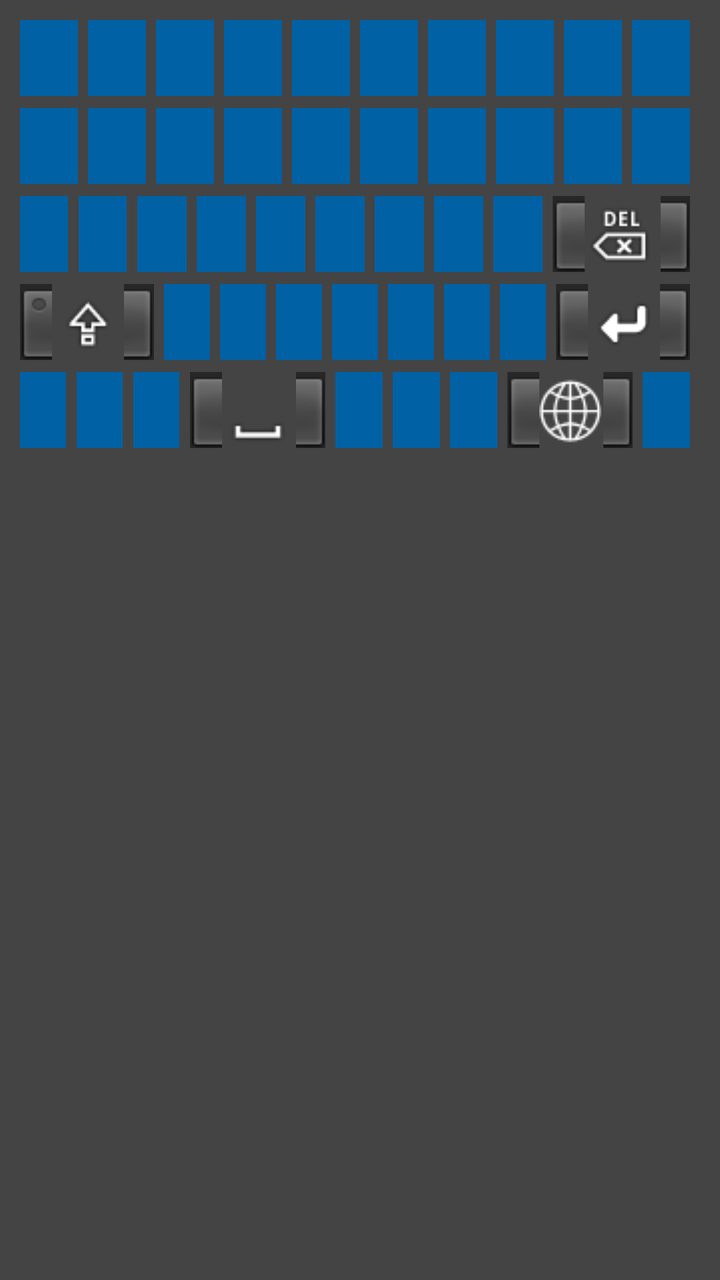
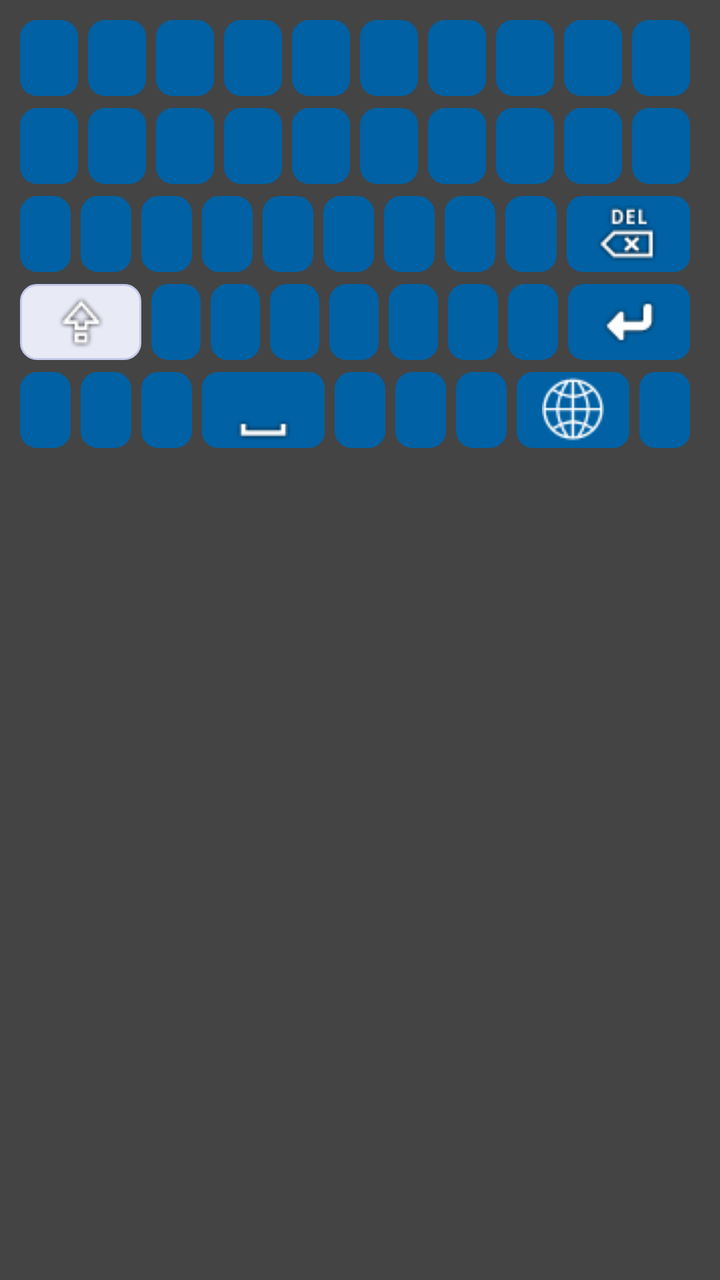

Compare the two renders of this Android layout. The source of the first and the diff that turns it into the second are given below.
<!-- AndroidManifest.xml: application theme AppTheme -->
<!-- res/layout/keyboard.xml -->
<?xml version="1.0" encoding="utf-8" ?>
<RelativeLayout xmlns:android="http://schemas.android.com/apk/res/android"
    android:layout_width="fill_parent"
    android:layout_height="wrap_content"
    android:background="#444"
    android:padding="10dp"
    android:focusable="true">

    <LinearLayout
        android:id="@+id/topLine"
        android:layout_width="match_parent"
        android:layout_height="@dimen/kb_key_height"
        android:layout_centerHorizontal="true"
        android:focusable="true">

        <Button
            style="@style/btn_input_style"
            android:text="1" />

        <Button
            style="@style/btn_input_style"
            android:text="2" />

        <Button
            style="@style/btn_input_style"
            android:text="3" />

        <Button
            style="@style/btn_input_style"
            android:text="4" />

        <Button
            style="@style/btn_input_style"
            android:text="5" />

        <Button
            style="@style/btn_input_style"
            android:text="6" />

        <Button
            style="@style/btn_input_style"
            android:text="7" />

        <Button
            style="@style/btn_input_style"
            android:text="8" />

        <Button
            style="@style/btn_input_style"
            android:text="9" />

        <Button
            style="@style/btn_input_style"
            android:text="0" />
    </LinearLayout>

    <LinearLayout
        android:id="@+id/qweLine"
        android:layout_width="match_parent"
        android:layout_height="@dimen/kb_key_height"
        android:layout_below="@+id/topLine"
        android:layout_centerHorizontal="true"
        android:layout_marginTop="@dimen/kb_key_margin_top"
        android:focusable="true">

        <Button
            style="@style/btn_input_style"
            android:text="Q" />

        <Button
            style="@style/btn_input_style"
            android:text="W" />

        <Button
            style="@style/btn_input_style"
            android:text="E" />

        <Button
            style="@style/btn_input_style"
            android:text="R" />

        <Button
            style="@style/btn_input_style"
            android:text="T" />

        <Button
            style="@style/btn_input_style"
            android:text="Y" />

        <Button
            style="@style/btn_input_style"
            android:text="U" />

        <Button
            style="@style/btn_input_style"
            android:text="I" />

        <Button
            style="@style/btn_input_style"
            android:text="O" />

        <Button
            style="@style/btn_input_style"
            android:text="P" />
    </LinearLayout>

    <LinearLayout
        android:id="@+id/asdLine"
        android:layout_width="match_parent"
        android:layout_height="@dimen/kb_key_height"
        android:layout_below="@+id/qweLine"
        android:layout_centerHorizontal="true"
        android:layout_marginTop="@dimen/kb_key_margin_top"
        android:focusable="true">

        <Button
            style="@style/btn_input_style"
            android:text="A" />

        <Button
            style="@style/btn_input_style"
            android:text="S" />

        <Button
            style="@style/btn_input_style"
            android:text="D" />

        <Button
            style="@style/btn_input_style"
            android:text="F" />

        <Button
            style="@style/btn_input_style"
            android:text="G" />

        <Button
            style="@style/btn_input_style"
            android:text="H" />

        <Button
            style="@style/btn_input_style"
            android:text="J" />

        <Button
            style="@style/btn_input_style"
            android:text="K" />

        <Button
            style="@style/btn_input_style"
            android:text="L" />

        <ImageButton
            android:id="@+id/btnDelete"
            style="@style/btn_input_style"
            android:layout_width="wrap_content"
            android:src="@drawable/delete_icon" />
    </LinearLayout>

    <LinearLayout
        android:id="@+id/zxcLine"
        android:layout_width="match_parent"
        android:layout_height="@dimen/kb_key_height"
        android:layout_below="@+id/asdLine"
        android:layout_centerHorizontal="true"
        android:layout_marginTop="@dimen/kb_key_margin_top"
        android:focusable="true">

        <ImageButton
            android:id="@+id/btnCaps"
            style="@style/btn_input_style"
            android:layout_width="wrap_content"
            android:src="@drawable/shift_icon"
            android:background="@drawable/key_off"/>

        <Button
            style="@style/btn_input_style"
            android:text="Z" />

        <Button
            style="@style/btn_input_style"
            android:text="X" />

        <Button
            style="@style/btn_input_style"
            android:text="C" />

        <Button
            style="@style/btn_input_style"
            android:text="V" />

        <Button
            style="@style/btn_input_style"
            android:text="B" />

        <Button
            style="@style/btn_input_style"
            android:text="N" />

        <Button
            style="@style/btn_input_style"
            android:text="M" />

        <ImageButton
            android:id="@+id/btnEnter"
            style="@style/btn_input_style"
            android:layout_width="wrap_content"
            android:src="@drawable/enter_icon" />
    </LinearLayout>

    <LinearLayout
        android:id="@+id/bottomLine"
        android:layout_width="match_parent"
        android:layout_height="@dimen/kb_key_height"
        android:layout_below="@+id/zxcLine"
        android:layout_centerHorizontal="true"
        android:layout_marginTop="@dimen/kb_key_margin_top"
        android:focusable="true">

        <Button
            style="@style/btn_input_style"
            android:text="," />

        <Button
            style="@style/btn_input_style"
            android:text="." />

        <Button
            style="@style/btn_input_style"
            android:text=":" />

        <ImageButton
            android:id="@+id/btnSpace"
            style="@style/btn_input_style"
            android:layout_width="wrap_content"
            android:src="@drawable/space_icon" />

        <Button
            style="@style/btn_input_style"
            android:text="\?" />

        <Button
            style="@style/btn_input_style"
            android:text="/" />

        <Button
            style="@style/btn_input_style"
            android:text="\\" />

        <ImageButton
            android:id="@+id/btnHelp"
            android:src="@drawable/net_icon"
            android:layout_width="wrap_content"
            style="@style/btn_input_style" />
        <Button
            android:id="@+id/btnClose"
            style="@style/btn_input_style"
            android:text="▲" />
    </LinearLayout>
    <RelativeLayout
        android:id="@+id/helpDialog"
        android:layout_width="match_parent"
        android:layout_height="wrap_content"
        android:orientation="vertical"
        android:layout_centerHorizontal="true"
        android:layout_alignParentTop="true"
        android:background="#d5d1d1"
        android:visibility="gone">
        <RelativeLayout
            android:id="@+id/titlelayout"
            android:layout_width="match_parent"
            android:layout_height="wrap_content"
            android:layout_centerHorizontal="true"
            android:layout_alignParentTop="true"
            android:background="#4a4a4a"
            android:padding="5dp">
            <TextView
                android:id="@+id/title"
                android:layout_width="match_parent"
                android:layout_height="wrap_content"
                android:layout_centerVertical="true"
                android:text="远程输入请扫描或直接访问以下地址：Version "
                android:textColor="#ffffff"
                android:textSize="18sp"
                android:textStyle="bold" />
        </RelativeLayout>
        <LinearLayout
            android:layout_width="320dp"
            android:layout_height="wrap_content"
            android:layout_below="@+id/titlelayout"
            android:orientation="vertical"
            android:padding="10dp"
            android:background="#d5d1d1"
            android:layout_centerInParent="true">
            <ImageView
                android:id="@+id/ivQRCode"
                android:layout_width="@dimen/qrWH"
                android:layout_height="@dimen/qrWH" />
            <TextView
                android:id="@+id/tvAddress"
                android:layout_width="match_parent"
                android:layout_height="wrap_content"
                android:text=""
                android:textSize="16sp"
                android:textColor="#845909"
                android:layout_marginTop="10dp" />
        </LinearLayout>
    </RelativeLayout>
</RelativeLayout>
<!-- resources referenced by this layout -->
<resources>
  <dimen name="kb_key_height">38dp</dimen>
  <dimen name="kb_key_margin_top">6dp</dimen>
  <dimen name="qrWH">300dp</dimen>
  <!-- drawable enter_icon: png bitmap (drawable, 866 bytes) -->
  <!-- drawable key_off (drawable) -->
  <?xml version="1.0" encoding="utf-8"?>
  <selector xmlns:android="http://schemas.android.com/apk/res/android">
      <item android:state_focused="true" android:drawable="@drawable/key_focused_off" />
      <item android:state_pressed="true" android:drawable="@drawable/key_pressed_off" />
      <item android:drawable="@drawable/key_normal_off" />
  </selector>
  <!-- drawable net_icon: png bitmap (drawable, 3674 bytes) -->
  <!-- drawable space_icon: png bitmap (drawable, 424 bytes) -->
  <style name="btn_input_style">
          <item name="android:layout_width">0dp</item>
          <item name="android:layout_height">match_parent</item>
          <item name="android:layout_weight">1</item>
          <item name="android:textSize">20sp</item>
          <item name="android:textColor">#fff</item>
          <item name="android:layout_marginRight">5dp</item>
          <item name="android:background">@drawable/key</item>
          <item name="android:onClick">onClick</item>
          <item name="android:textAllCaps">false</item>
          <item name="android:focusable">true</item>
      </style>
  <style name="AppTheme" parent="Theme.Material3.DayNight.NoActionBar">
          <item name="colorPrimary">@color/brand_primary</item>
          <item name="colorOnPrimary">#FFFFFF</item>
          <item name="colorSecondaryContainer">@color/brand_primary_dark</item>
          <item name="android:windowBackground">@color/window_background</item>
      </style>
  <!-- drawable key_focused_off: png bitmap (drawable, 3587 bytes) -->
  <!-- drawable key_pressed_off: png bitmap (drawable, 836 bytes) -->
  <!-- drawable key_normal_off: png bitmap (drawable, 860 bytes) -->
  <!-- drawable key (drawable) -->
  <?xml version="1.0" encoding="UTF-8"?>
  <selector xmlns:android="http://schemas.android.com/apk/res/android">
      <item android:state_focused="true" android:drawable="@drawable/key_focused" />
      <item android:state_pressed="true" android:drawable="@drawable/key_pressed" />
      <item android:drawable="@drawable/key_normal" />
  
  </selector>
  <color name="brand_primary">#0061A4</color>
  <color name="brand_primary_dark">#00497E</color>
  <color name="window_background">#101418</color>
  <!-- drawable key_focused: png bitmap (drawable, 937 bytes) -->
  <!-- drawable key_pressed: png bitmap (drawable, 736 bytes) -->
  <!-- drawable key_normal: png bitmap (drawable, 3453 bytes) -->
  <!-- unchanged entries left out for length: 2 -->
</resources>

<!-- the commit's change to res/layout/keyboard.xml (unified diff, before → after) -->
@@ -152,6 +152,7 @@
         <ImageButton
             android:id="@+id/btnDelete"
             style="@style/btn_input_style"
+            android:background="@drawable/key_action"
             android:layout_width="wrap_content"
             android:src="@drawable/delete_icon" />
     </LinearLayout>
@@ -170,7 +171,7 @@
             style="@style/btn_input_style"
             android:layout_width="wrap_content"
             android:src="@drawable/shift_icon"
-            android:background="@drawable/key_off"/>
+            android:background="@drawable/key_special_off"/>
 
         <Button
             style="@style/btn_input_style"
@@ -203,6 +204,7 @@
         <ImageButton
             android:id="@+id/btnEnter"
             style="@style/btn_input_style"
+            android:background="@drawable/key_action"
             android:layout_width="wrap_content"
             android:src="@drawable/enter_icon" />
     </LinearLayout>
@@ -231,6 +233,7 @@
         <ImageButton
             android:id="@+id/btnSpace"
             style="@style/btn_input_style"
+            android:background="@drawable/key_action"
             android:layout_width="wrap_content"
             android:src="@drawable/space_icon" />
 
@@ -250,10 +253,12 @@
             android:id="@+id/btnHelp"
             android:src="@drawable/net_icon"
             android:layout_width="wrap_content"
+            android:background="@drawable/key_action"
             style="@style/btn_input_style" />
         <Button
             android:id="@+id/btnClose"
             style="@style/btn_input_style"
+            android:background="@drawable/key_action"
             android:text="▲" />
     </LinearLayout>
     <RelativeLayout
<!-- resource entries referenced after the edit -->
@@ -4,12 +4,46 @@
   <dimen name="kb_key_margin_top">6dp</dimen>
   <dimen name="qrWH">300dp</dimen>
   <!-- drawable enter_icon: png bitmap (drawable, 866 bytes) -->
-  <!-- drawable key_off (drawable) -->
+  <!-- drawable key_action (drawable) -->
   <?xml version="1.0" encoding="utf-8"?>
   <selector xmlns:android="http://schemas.android.com/apk/res/android">
-      <item android:state_focused="true" android:drawable="@drawable/key_focused_off" />
-      <item android:state_pressed="true" android:drawable="@drawable/key_pressed_off" />
-      <item android:drawable="@drawable/key_normal_off" />
+      <item android:state_pressed="true">
+          <shape android:shape="rectangle">
+              <solid android:color="#1565C0" />
+              <corners android:radius="8dp" />
+          </shape>
+      </item>
+      <item android:state_focused="true">
+          <shape android:shape="rectangle">
+              <solid android:color="#1976D2" />
+              <corners android:radius="8dp" />
+              <stroke android:width="2dp" android:color="#FFFFFF" />
+          </shape>
+      </item>
+      <item>
+          <shape android:shape="rectangle">
+              <solid android:color="@color/md_theme_primary" />
+              <corners android:radius="8dp" />
+          </shape>
+      </item>
+  </selector>
+  <!-- drawable key_special_off (drawable) -->
+  <?xml version="1.0" encoding="utf-8"?>
+  <selector xmlns:android="http://schemas.android.com/apk/res/android">
+      <item android:state_pressed="true">
+          <shape android:shape="rectangle">
+              <solid android:color="#BBDEFB" />
+              <corners android:radius="8dp" />
+              <stroke android:width="1dp" android:color="@color/md_theme_primary" />
+          </shape>
+      </item>
+      <item>
+          <shape android:shape="rectangle">
+              <solid android:color="#E8EAF6" />
+              <corners android:radius="8dp" />
+              <stroke android:width="1dp" android:color="#C5CAE9" />
+          </shape>
+      </item>
   </selector>
   <!-- drawable net_icon: png bitmap (drawable, 3674 bytes) -->
   <!-- drawable space_icon: png bitmap (drawable, 424 bytes) -->
@@ -20,7 +54,7 @@
           <item name="android:textSize">20sp</item>
           <item name="android:textColor">#fff</item>
           <item name="android:layout_marginRight">5dp</item>
-          <item name="android:background">@drawable/key</item>
+          <item name="android:background">@drawable/key_modern</item>
           <item name="android:onClick">onClick</item>
           <item name="android:textAllCaps">false</item>
           <item name="android:focusable">true</item>
@@ -31,23 +65,35 @@
           <item name="colorSecondaryContainer">@color/brand_primary_dark</item>
           <item name="android:windowBackground">@color/window_background</item>
       </style>
-  <!-- drawable key_focused_off: png bitmap (drawable, 3587 bytes) -->
-  <!-- drawable key_pressed_off: png bitmap (drawable, 836 bytes) -->
-  <!-- drawable key_normal_off: png bitmap (drawable, 860 bytes) -->
-  <!-- drawable key (drawable) -->
-  <?xml version="1.0" encoding="UTF-8"?>
+  <color name="md_theme_primary">#0061A4</color>
+  <!-- drawable key_modern (drawable) -->
+  <?xml version="1.0" encoding="utf-8"?>
   <selector xmlns:android="http://schemas.android.com/apk/res/android">
-      <item android:state_focused="true" android:drawable="@drawable/key_focused" />
-      <item android:state_pressed="true" android:drawable="@drawable/key_pressed" />
-      <item android:drawable="@drawable/key_normal" />
-  
+      <item android:state_pressed="true">
+          <shape android:shape="rectangle">
+              <solid android:color="#E3F2FD" />
+              <corners android:radius="8dp" />
+              <stroke android:width="1dp" android:color="@color/md_theme_primary" />
+          </shape>
+      </item>
+      <item android:state_focused="true">
+          <shape android:shape="rectangle">
+              <solid android:color="#E3F2FD" />
+              <corners android:radius="8dp" />
+              <stroke android:width="2dp" android:color="@color/md_theme_primary" />
+          </shape>
+      </item>
+      <item>
+          <shape android:shape="rectangle">
+              <solid android:color="#FFFFFF" />
+              <corners android:radius="8dp" />
+              <stroke android:width="1dp" android:color="#E0E0E0" />
+          </shape>
+      </item>
   </selector>
   <color name="brand_primary">#0061A4</color>
   <color name="brand_primary_dark">#00497E</color>
   <color name="window_background">#101418</color>
-  <!-- drawable key_focused: png bitmap (drawable, 937 bytes) -->
-  <!-- drawable key_pressed: png bitmap (drawable, 736 bytes) -->
-  <!-- drawable key_normal: png bitmap (drawable, 3453 bytes) -->
   <!-- unchanged entries left out for length: 2 -->
 </resources>
 
